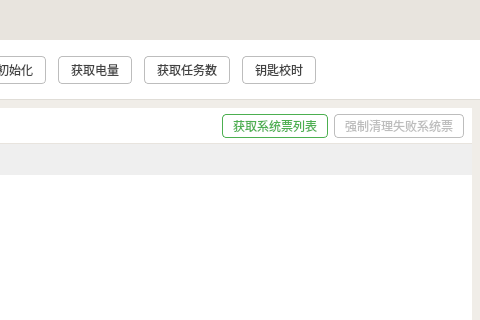
Qt form Restructure/ui/keymanagepage.ui (Ruanchenxi/RK3568-Qt-Workbench) before a commit; both pictures show x 720 to 1200 and y 0 to 320 of the 1200 by 700 pixel window.
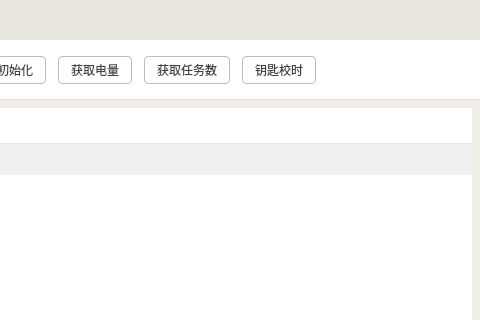
The same form after that commit. The open tabs and pages were chosen to show the change.

Patch:
```diff
--- a/Restructure/ui/keymanagepage.ui
+++ b/Restructure/ui/keymanagepage.ui
@@ -739,48 +739,6 @@
                      </property>
                     </spacer>
                    </item>
-                   <item>
-                    <widget class="QPushButton" name="btnGetSystemTicketList">
-                     <property name="styleSheet">
-                      <string notr="true">QPushButton {
-  background: #FFFFFF;
-  border: 1px solid #4CAF50;
-  border-radius: 4px;
-  padding: 2px 10px;
-  font-size: 12px;
-  color: #4CAF50;
-}
-QPushButton:hover { background: #E8F5E9; }
-QPushButton:pressed { background: #C8E6C9; }</string>
-                     </property>
-                     <property name="text">
-                      <string>获取系统票列表</string>
-                     </property>
-                    </widget>
-                   </item>
-                   <item>
-                    <widget class="QPushButton" name="btnForceCleanFailedTicket">
-                     <property name="enabled">
-                      <bool>false</bool>
-                     </property>
-                     <property name="styleSheet">
-                      <string notr="true">QPushButton {
-  background: #FFFFFF;
-  border: 1px solid #D32F2F;
-  border-radius: 4px;
-  padding: 2px 10px;
-  font-size: 12px;
-  color: #D32F2F;
-}
-QPushButton:hover { background: #FFEBEE; }
-QPushButton:pressed { background: #FFCDD2; }
-QPushButton:disabled { border-color: #BDBDBD; color: #BDBDBD; }</string>
-                     </property>
-                     <property name="text">
-                      <string>强制清理失败系统票</string>
-                     </property>
-                    </widget>
-                   </item>
                   </layout>
                  </widget>
                 </item>
```
Left out of the diff: 4 changed lines with no effect on the pictures.
